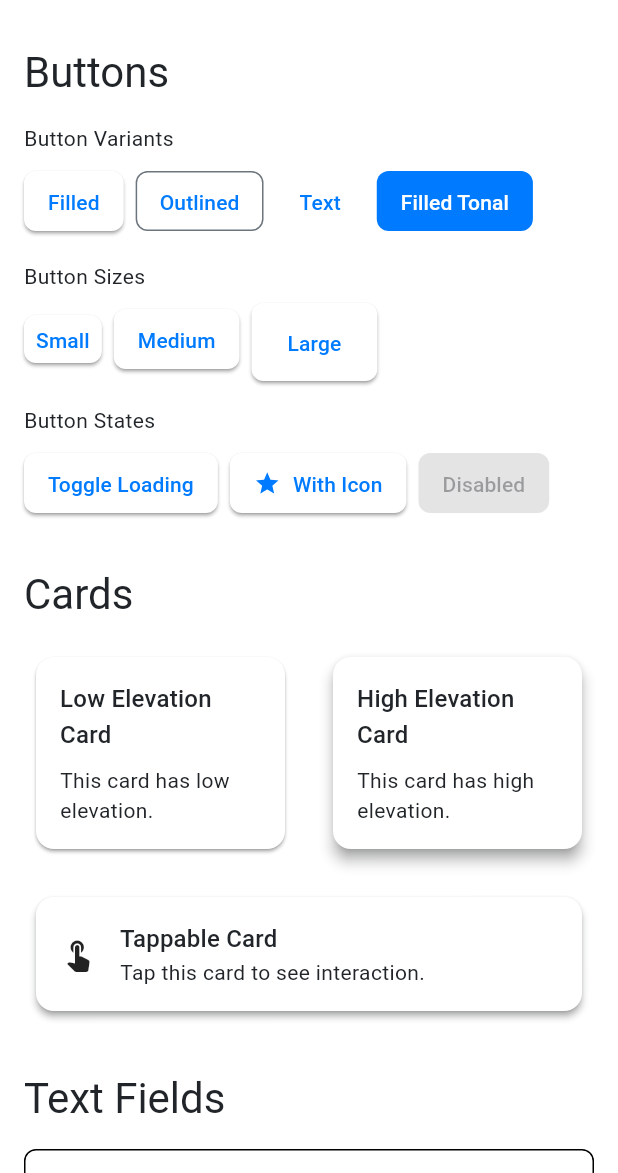
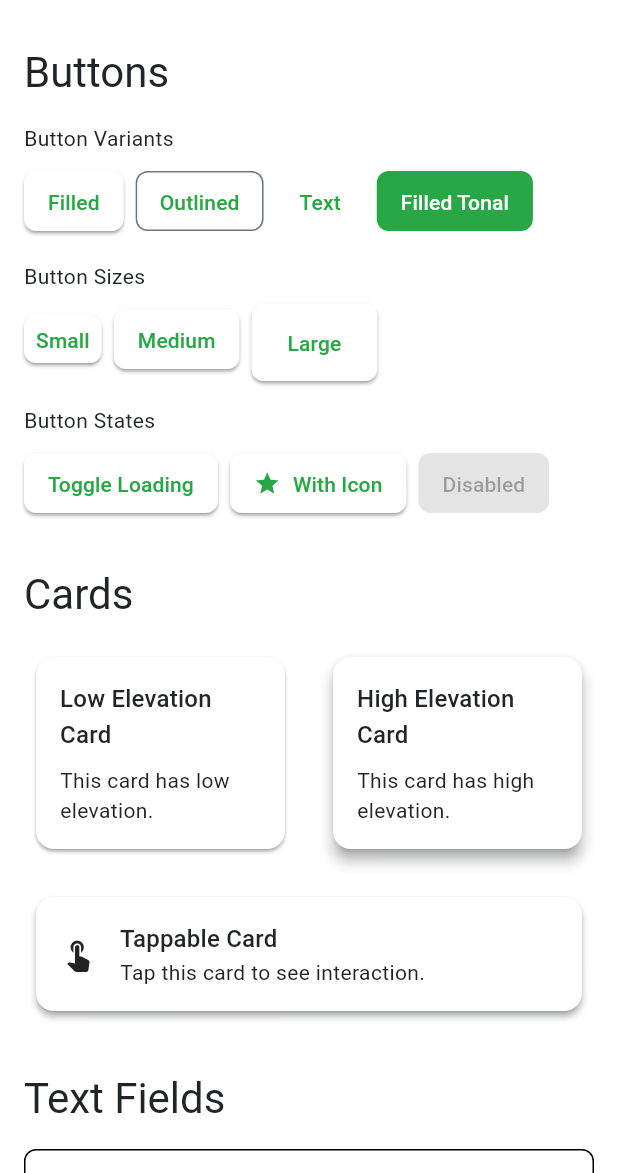
Before and after one commit to al-mohad/zoni-ui, a Flutter app: the screen it shows after launch, on a phone screen of 412 x 824 dp, the part 63-1236 px from its top. Run offline on Flutter 3.47's test engine with Material 3 defaults, Android fonts, the phone set to English and light mode, and no system bars; network calls fail; statements that could not run were skipped; project files that could hold a hidden picture were left out.

Commit message:
feat: migrate primary color from Zoni Blue to Fresh Green
- Change ZoniColors.primary from zoniBlue (#007BFF) to freshGreen (#28A745)
- Update primaryVariant, primaryLight, info, and infoLight to use Fresh Green
- All widgets now use Fresh Green as primary color while maintaining semantic colors
- Update tests to reflect new primary color expectations
- Bump version to 0.3.2

```diff
--- a/lib/src/theme/zoni_colors.dart
+++ b/lib/src/theme/zoni_colors.dart
@@ -40,14 +40,14 @@ class ZoniColors {
   static const Color freshGreenDark = Color(0xFF1C6C2E);
 
   // Semantic Colors - Using core palette colors for consistency
-  /// Primary color: Zoni Blue
-  static const Color primary = zoniBlue;
+  /// Primary color: Fresh Green
+  static const Color primary = freshGreen;
 
-  /// Primary variant color: Zoni Blue Tint
-  static const Color primaryVariant = zoniBlueTint;
+  /// Primary variant color: Fresh Green Dark
+  static const Color primaryVariant = freshGreenDark;
 
-  /// Light primary color: Zoni Blue Tint
-  static const Color primaryLight = zoniBlueTint;
+  /// Light primary color: Fresh Green
+  static const Color primaryLight = freshGreen;
 
   /// Dark primary color: Fresh Green Dark
   static const Color primaryDark = freshGreenDark;
@@ -87,11 +87,11 @@ class ZoniColors {
   /// Error dark color: Deep Black
   static const Color errorDark = deepBlack;
 
-  /// Info color: Zoni Blue
-  static const Color info = zoniBlue;
+  /// Info color: Fresh Green
+  static const Color info = freshGreen;
 
-  /// Info light color: Zoni Blue Tint
-  static const Color infoLight = zoniBlueTint;
+  /// Info light color: Fresh Green
+  static const Color infoLight = freshGreen;
 
   /// Info dark color: Fresh Green Dark
   static const Color infoDark = freshGreenDark;
--- a/pubspec.yaml
+++ b/pubspec.yaml
@@ -1,6 +1,6 @@
 name: zoni_ui
 description: A comprehensive Flutter design system providing themes, components, and utilities for building consistent Zoni applications.
-version: 0.3.1
+version: 0.3.2
 homepage: https://github.com/al-mohad/zoni-ui.git
 repository: https://github.com/al-mohad/zoni-ui.git
 issue_tracker: https://github.com/al-mohad/zoni-ui/issues
```
Also changed, not shown: 2 other files.
